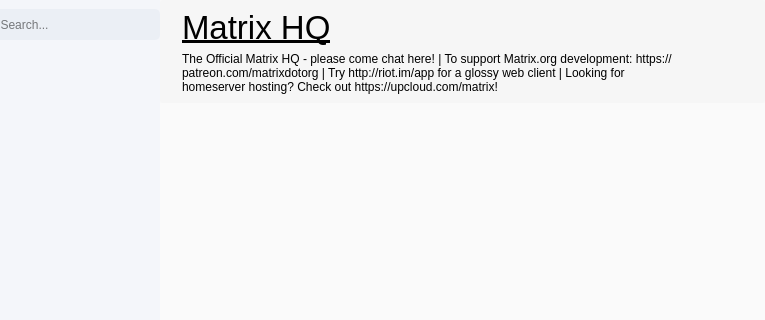
First picture: the form in qml/ui/chat.ui, repository Nordgedanken/Morpheus, before the edit; both pictures show x 185 to 950 and y 0 to 320 of the 950 by 600 pixel window.
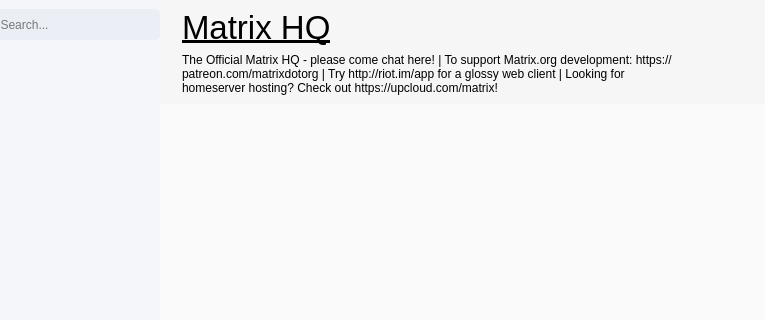
Second picture: the form after the edit. Icons and pictures are not drawn.

What changed in the file:
```diff
--- a/qml/ui/chat.ui
+++ b/qml/ui/chat.ui
@@ -11,7 +11,7 @@
    </rect>
   </property>
   <property name="sizePolicy">
-   <sizepolicy hsizetype="Preferred" vsizetype="Preferred">
+   <sizepolicy hsizetype="Expanding" vsizetype="Expanding">
     <horstretch>0</horstretch>
     <verstretch>0</verstretch>
    </sizepolicy>
@@ -639,6 +639,12 @@
       </property>
       <item>
        <widget class="QWidget" name="titleBar" native="true">
+        <property name="sizePolicy">
+         <sizepolicy hsizetype="Expanding" vsizetype="Preferred">
+          <horstretch>0</horstretch>
+          <verstretch>0</verstretch>
+         </sizepolicy>
+        </property>
         <property name="minimumSize">
          <size>
           <width>0</width>
@@ -677,8 +683,17 @@
          </item>
          <item row="0" column="1">
           <layout class="QVBoxLayout" name="TitleLayout">
+           <property name="sizeConstraint">
+            <enum>QLayout::SetDefaultConstraint</enum>
+           </property>
            <item>
             <widget class="QLabel" name="RoomTitle">
+             <property name="sizePolicy">
+              <sizepolicy hsizetype="Expanding" vsizetype="Preferred">
+               <horstretch>0</horstretch>
+               <verstretch>0</verstretch>
+              </sizepolicy>
+             </property>
              <property name="minimumSize">
               <size>
                <width>0</width>
@@ -696,10 +711,25 @@
              <property name="text">
               <string>Matrix HQ</string>
              </property>
+             <property name="wordWrap">
+              <bool>true</bool>
+             </property>
+             <property name="openExternalLinks">
+              <bool>false</bool>
+             </property>
+             <property name="textInteractionFlags">
+              <set>Qt::LinksAccessibleByMouse|Qt::TextSelectableByKeyboard|Qt::TextSelectableByMouse</set>
+             </property>
             </widget>
            </item>
            <item>
             <widget class="QLabel" name="Topic">
+             <property name="sizePolicy">
+              <sizepolicy hsizetype="Expanding" vsizetype="Preferred">
+               <horstretch>0</horstretch>
+               <verstretch>0</verstretch>
+              </sizepolicy>
+             </property>
              <property name="minimumSize">
               <size>
                <width>0</width>
@@ -851,7 +881,7 @@
              <x>0</x>
              <y>0</y>
              <width>601</width>
-             <height>425</height>
+             <height>424</height>
             </rect>
            </property>
            <property name="minimumSize">
```
Left out of the diff: 9 changed lines with no effect on the pictures.
